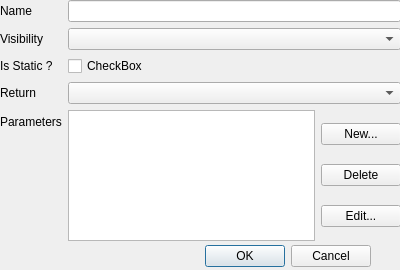
The window that newmethod.ui (AvaN0x/IUT-UMLDesigner) describes before a commit, drawn with Qt 5.
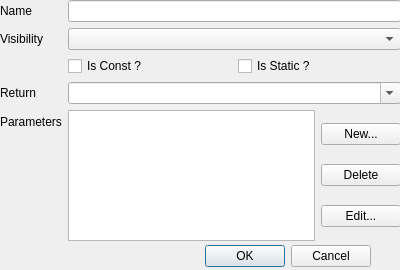
The same window after the commit.

```diff
--- a/newmethod.ui
+++ b/newmethod.ui
@@ -68,7 +68,11 @@
      </widget>
     </item>
     <item row="3" column="1">
-     <widget class="QComboBox" name="cbx_return"/>
+     <widget class="QComboBox" name="cbx_return">
+      <property name="editable">
+       <bool>true</bool>
+      </property>
+     </widget>
     </item>
     <item row="0" column="1">
      <widget class="QLineEdit" name="le_name"/>
@@ -108,19 +112,23 @@
     <item row="1" column="1">
      <widget class="QComboBox" name="cbx_visibility"/>
     </item>
-    <item row="2" column="0">
-     <widget class="QLabel" name="label_5">
-      <property name="text">
-       <string>Is Static ?</string>
-      </property>
-     </widget>
-    </item>
     <item row="2" column="1">
+     <layout class="QHBoxLayout" name="horizontalLayout_2">
+      <item>
+       <widget class="QCheckBox" name="cb_const">
+        <property name="text">
+         <string>Is Const ?</string>
+        </property>
+       </widget>
+      </item>
+      <item>
      <widget class="QCheckBox" name="cb_static">
       <property name="text">
-       <string>CheckBox</string>
-      </property>
-     </widget>
+         <string>Is Static ?</string>
+        </property>
+       </widget>
+      </item>
+     </layout>
     </item>
    </layout>
   </widget>
```
Lines whose indentation alone changed are shown as unchanged.
